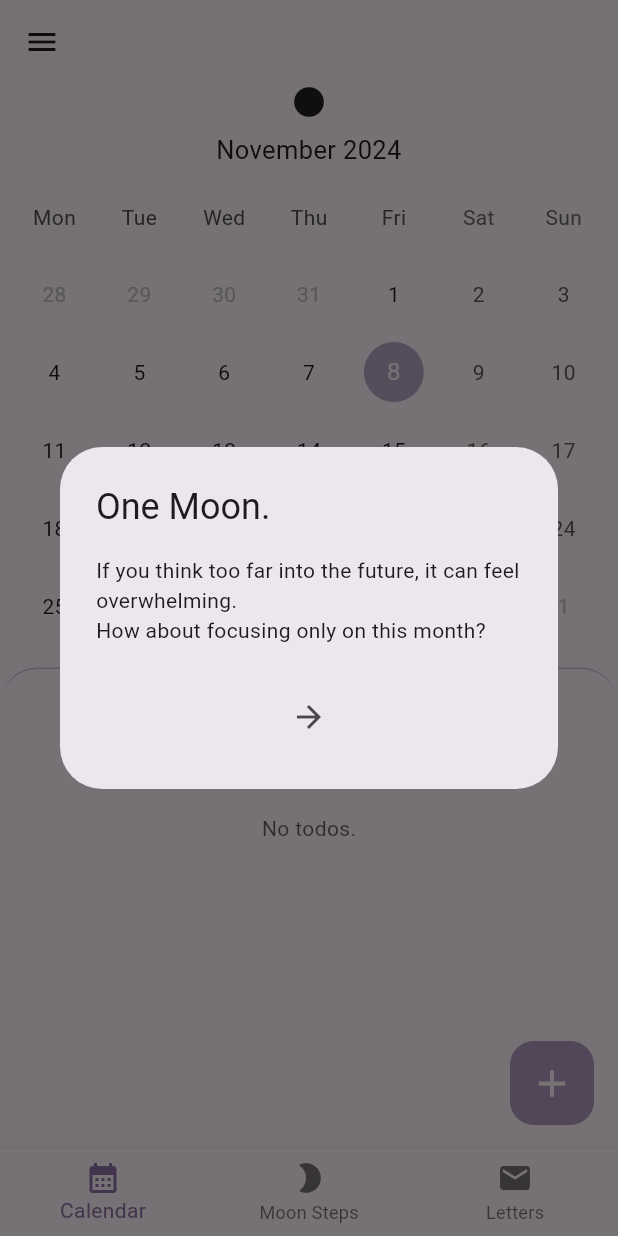
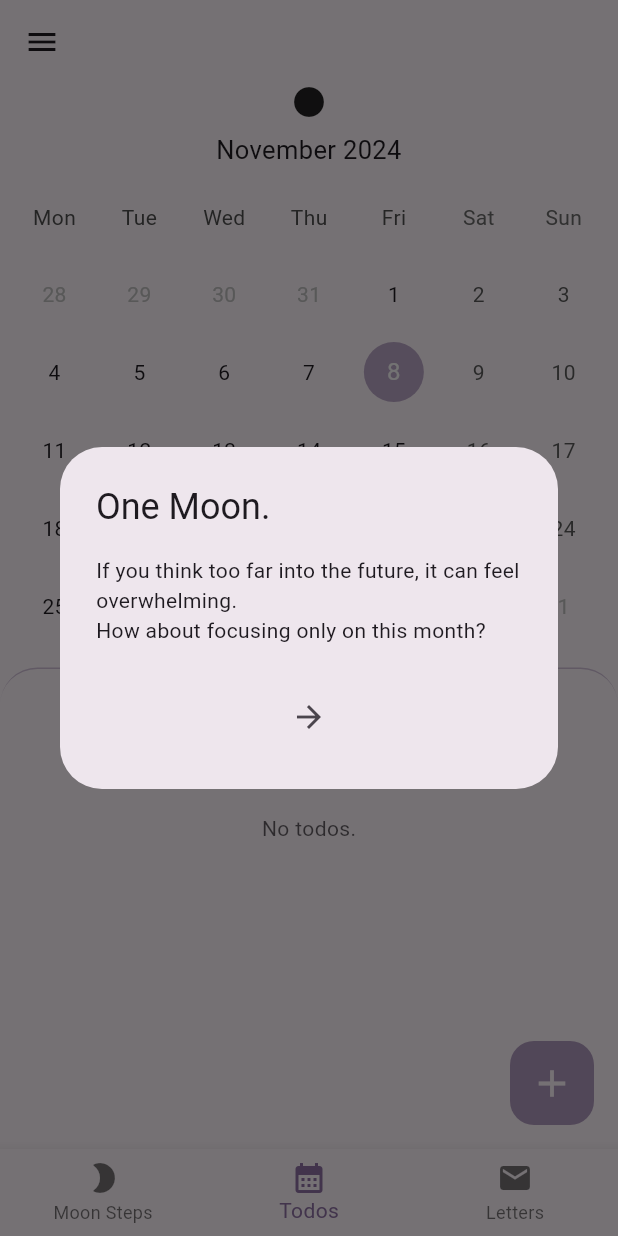
Before and after one commit to MontyCoder0701/anxy_planner, a Flutter app: the screen it shows after launch, on a phone screen of 412 x 824 dp. Run offline on Flutter 3.47's test engine with Material 3 defaults, Android fonts, the phone set to English and light mode, and no system bars; drawn by our look-alikes of table_calendar; our stand-ins replace envied, file_picker, package_info_plus, share_plus, shared_preferences, sqflite; missing offline and left inert: encrypt; accounts and stored records are empty; generated files the repository leaves out were written again.

Commit message:
fix: 번역 및 화면 배치 수정

```diff
--- a/lib/l10n/app_en.arb
+++ b/lib/l10n/app_en.arb
@@ -13,7 +13,7 @@
   "tourDialogSlide4Text3": "Shall we start One Moon now?",
   "@HOME": {},
   "unopenedLettersSnackBar": "You have unopened letters.",
-  "calendar": "Calendar",
+  "todos": "Todos",
   "letters": "Letters",
   "moonSteps": "Moon Steps",
   "moonStepsTitle": "Memories of Each Month",
--- a/lib/l10n/app_ko.arb
+++ b/lib/l10n/app_ko.arb
@@ -13,7 +13,7 @@
   "tourDialogSlide4Text3": "이제 One Moon을 시작해볼까요?",
   "@HOME": {},
   "unopenedLettersSnackBar": "아직 읽지 않은 편지가 있네요.",
-  "calendar": "달력",
+  "todos": "할 일",
   "letters": "편지",
   "moonSteps": "달자취",
   "moonStepsTitle": "그 달의 기록들",
--- a/lib/view/screen/home/home.dart
+++ b/lib/view/screen/home/home.dart
@@ -23,7 +23,7 @@ class _HomeScreenState extends State<HomeScreen> {
   late final scaffoldMessenger = ScaffoldMessenger.of(context);
   late final tr = AppLocalizations.of(context);
 
-  int currentScreenIndex = 0;
+  int currentScreenIndex = 1;
 
   bool get isTourComplete => settingProvider.isTourComplete;
 
@@ -68,8 +68,8 @@ class _HomeScreenState extends State<HomeScreen> {
       body: IndexedStack(
         index: currentScreenIndex,
         children: const [
+          MoonstepScreen(),
           TodoScreen(),
-          MoonstepScreen(),
           LetterScreen(),
         ],
       ),
@@ -80,12 +80,12 @@ class _HomeScreenState extends State<HomeScreen> {
         },
         items: [
           BottomNavigationBarItem(
-            icon: const Icon(Icons.calendar_month),
-            label: tr.calendar,
+            icon: const Icon(Icons.brightness_2_rounded),
+            label: tr.moonSteps,
           ),
           BottomNavigationBarItem(
-            icon: const Icon(Icons.brightness_2_rounded),
-            label: tr.moonSteps,
+            icon: const Icon(Icons.calendar_month),
+            label: tr.todos,
           ),
           BottomNavigationBarItem(
             icon: Icon(
```
